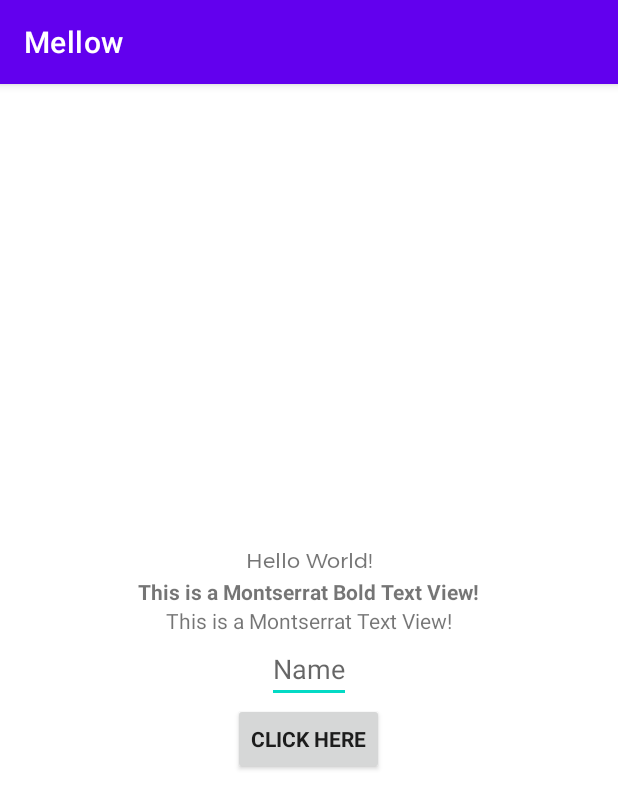
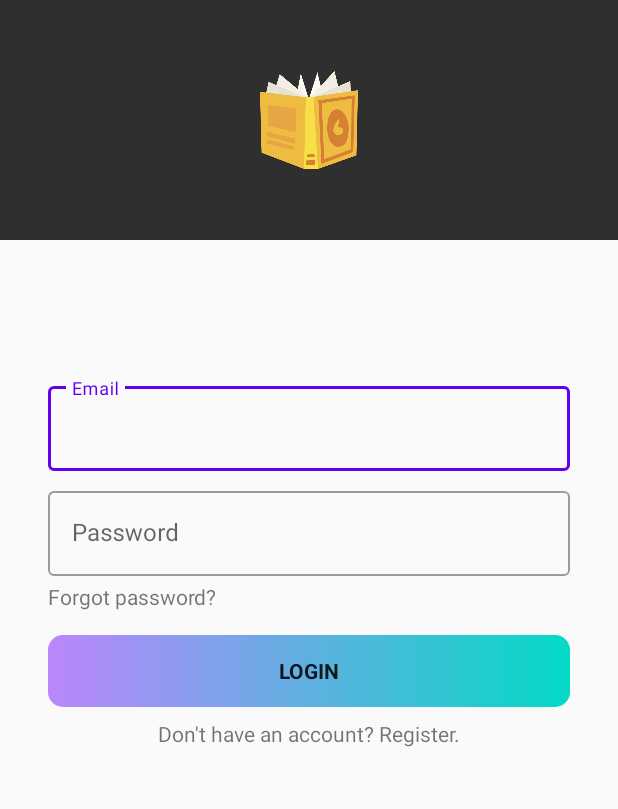
Before and after one commit to apigeoneer/Mellow_Used_Book_Shop, an Android app: the screen it shows after launch (MainActivity before the commit, LoginActivity after it), on a phone screen of 412 x 824 dp. Shown: the top 809 px of the screen. Run offline under Robolectric (Android 15) with nearby library versions, the phone set to English and light mode, and no system bars.

Commit message:
add: login ui

```diff
--- a/app/src/main/java/com/gmail/apigeoneer/mellow/ui/LoginActivity.kt
+++ b/app/src/main/java/com/gmail/apigeoneer/mellow/ui/LoginActivity.kt
@@ -1,12 +1,26 @@
 package com.gmail.apigeoneer.mellow.ui
 
+import android.os.Build
 import androidx.appcompat.app.AppCompatActivity
 import android.os.Bundle
+import android.view.WindowInsets
+import android.view.WindowManager
 import com.gmail.apigeoneer.mellow.R
 
 class LoginActivity : AppCompatActivity() {
     override fun onCreate(savedInstanceState: Bundle?) {
         super.onCreate(savedInstanceState)
         setContentView(R.layout.activity_login)
+
+        // Hide status bar
+        @Suppress("DEPRECATION")
+        if (Build.VERSION.SDK_INT >= Build.VERSION_CODES.R) {
+            window.insetsController?.hide(WindowInsets.Type.statusBars())
+        } else {
+            window.setFlags(
+                WindowManager.LayoutParams.FLAG_FULLSCREEN,
+                WindowManager.LayoutParams.FLAG_FULLSCREEN
+            )
+        }
     }
 }
--- a/app/src/main/java/com/gmail/apigeoneer/mellow/ui/SplashActivity.kt
+++ b/app/src/main/java/com/gmail/apigeoneer/mellow/ui/SplashActivity.kt
@@ -30,7 +30,7 @@ class SplashActivity : AppCompatActivity() {
         @Suppress("DEPRECATION")
         Handler().postDelayed(
             {
-                startActivity(Intent(this, MainActivity::class.java))
+                startActivity(Intent(this, LoginActivity::class.java))
                     finish()
             },
             2500
--- a/app/src/main/res/layout/activity_login.xml
+++ b/app/src/main/res/layout/activity_login.xml
@@ -6,4 +6,87 @@
     android:layout_height="match_parent"
     tools:context=".ui.LoginActivity">
 
+    <LinearLayout
+        android:id="@+id/linearLayout"
+        android:layout_width="match_parent"
+        android:layout_height="@dimen/auth_logo_bg_height"
+        android:background="@color/app_logo_bg_dark"
+        android:gravity="center|center_vertical|center_horizontal"
+        app:layout_constraintEnd_toEndOf="parent"
+        app:layout_constraintHorizontal_bias="0.5"
+        app:layout_constraintStart_toStartOf="parent"
+        app:layout_constraintTop_toTopOf="parent">
+
+        <ImageView
+            android:layout_width="65dp"
+            android:layout_height="65dp"
+            android:contentDescription="@string/app_logo"
+            android:src="@drawable/app_logo" />
+    </LinearLayout>
+
+    <androidx.appcompat.widget.LinearLayoutCompat
+        android:layout_width="match_parent"
+        android:layout_height="wrap_content"
+        android:layout_marginStart="@dimen/large_margin"
+        android:layout_marginTop="@dimen/xxl_margin"
+        android:layout_marginEnd="@dimen/large_margin"
+        android:orientation="vertical"
+        app:layout_constraintEnd_toEndOf="parent"
+        app:layout_constraintHorizontal_bias="0.0"
+        app:layout_constraintStart_toStartOf="parent"
+        app:layout_constraintTop_toBottomOf="@+id/linearLayout">
+
+        <com.google.android.material.textfield.TextInputLayout
+            android:id="@+id/emailTextField"
+            android:layout_width="match_parent"
+            android:layout_height="wrap_content"
+            android:layout_marginTop="@dimen/xs_margin"
+            android:layout_marginBottom="@dimen/xs_margin"
+            app:boxBackgroundMode="outline"
+            style="@style/Widget.MaterialComponents.TextInputLayout.OutlinedBox">
+
+            <com.gmail.apigeoneer.mellow.utils.NormalEditText
+                android:layout_width="match_parent"
+                android:layout_height="wrap_content"
+                android:inputType="text"
+                android:hint="@string/hint_email"/>
+        </com.google.android.material.textfield.TextInputLayout>
+
+        <com.google.android.material.textfield.TextInputLayout
+            android:id="@+id/passwordTextField"
+            android:layout_width="match_parent"
+            android:layout_height="wrap_content"
+            android:layout_marginTop="@dimen/xs_margin"
+            android:layout_marginBottom="@dimen/xs_margin"
+            style="@style/Widget.MaterialComponents.TextInputLayout.OutlinedBox">
+
+            <com.gmail.apigeoneer.mellow.utils.NormalEditText
+                android:layout_width="match_parent"
+                android:layout_height="wrap_content"
+                android:inputType="text"
+                android:hint="@string/hint_password"/>
+        </com.google.android.material.textfield.TextInputLayout>
+
+        <TextView
+            android:layout_width="wrap_content"
+            android:layout_height="wrap_content"
+            android:text="Forgot password?" />
+
+        <com.gmail.apigeoneer.mellow.utils.NormalButton
+            android:layout_width="match_parent"
+            android:layout_height="wrap_content"
+            android:background="@drawable/button_bg"
+            android:layout_marginTop="@dimen/medium_margin"
+            android:text="LOGIN" />
+
+        <com.gmail.apigeoneer.mellow.utils.NormalTextView
+            android:layout_width="match_parent"
+            android:layout_height="wrap_content"
+            android:text="Don't have an account? Register."
+            android:padding="@dimen/small_margin"
+            android:textAlignment="center"/>
+
+
+    </androidx.appcompat.widget.LinearLayoutCompat>
+
 </androidx.constraintlayout.widget.ConstraintLayout>
--- a/app/src/main/res/layout/activity_splash.xml
+++ b/app/src/main/res/layout/activity_splash.xml
@@ -5,7 +5,7 @@
     android:id="@+id/splash_constraintLayout"
     android:layout_width="match_parent"
     android:layout_height="match_parent"
-    android:background="#2f2f2f"
+    android:background="@color/app_logo_bg_dark"
     app:layoutDescription="@xml/activity_splash_scene"
     tools:context=".ui.SplashActivity">
 
--- a/app/src/main/res/values/colors.xml
+++ b/app/src/main/res/values/colors.xml
@@ -7,4 +7,5 @@
     <color name="teal_700">#FF018786</color>
     <color name="black">#FF000000</color>
     <color name="white">#FFFFFFFF</color>
+    <color name="app_logo_bg_dark">#2f2f2f</color>
 </resources>
--- a/app/src/main/res/values/dimens.xml
+++ b/app/src/main/res/values/dimens.xml
@@ -1,4 +1,11 @@
 <?xml version="1.0" encoding="utf-8"?>
 <resources>
     <dimen name="button_bg_radius">10dp</dimen>
+    <dimen name="auth_logo_bg_height">160dp</dimen>
+    <dimen name="xs_margin">4dp</dimen>
+    <dimen name="small_margin">8dp</dimen>
+    <dimen name="medium_margin">16dp</dimen>
+    <dimen name="large_margin">32dp</dimen>
+    <dimen name="xl_margin">64dp</dimen>
+    <dimen name="xxl_margin">88dp</dimen>
 </resources>
--- a/app/src/main/res/values/strings.xml
+++ b/app/src/main/res/values/strings.xml
@@ -1,3 +1,7 @@
 <resources>
     <string name="app_name">Mellow</string>
+    <string name="app_logo">app_logo</string>
+    <string name="hint_name">Name</string>
+    <string name="hint_email">Email</string>
+    <string name="hint_password">Password</string>
 </resources>
```
